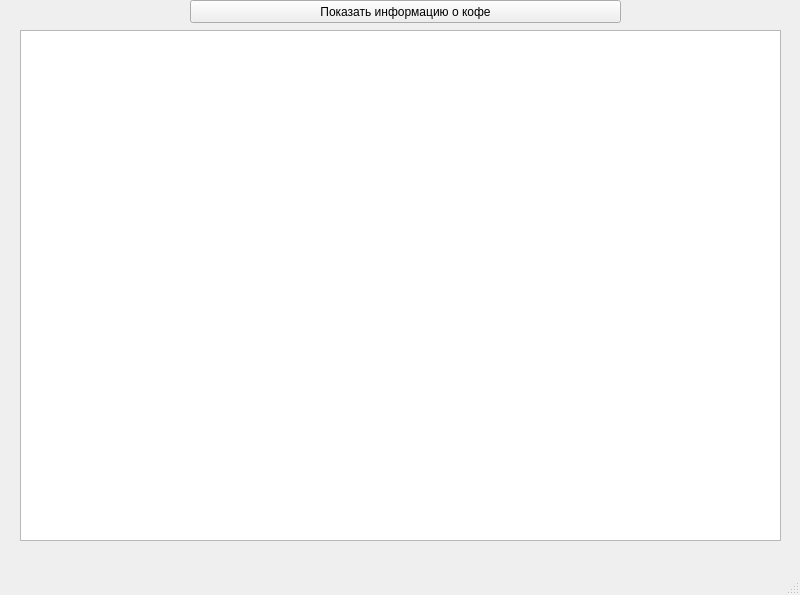
First picture: the form in main.ui, repository Goshiq/espresso, before the edit.
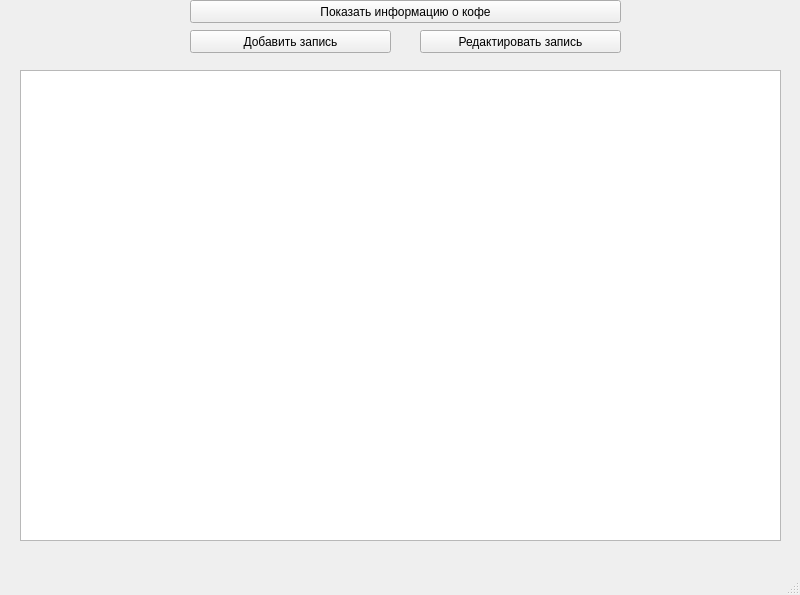
Second picture: the form after the edit.

Diff of the .ui file:
```diff
--- a/main.ui
+++ b/main.ui
@@ -31,12 +31,38 @@
     <property name="geometry">
      <rect>
       <x>20</x>
-      <y>30</y>
+      <y>70</y>
       <width>761</width>
-      <height>511</height>
+      <height>471</height>
      </rect>
     </property>
    </widget>
+   <widget class="QPushButton" name="pushButton_2">
+    <property name="geometry">
+     <rect>
+      <x>190</x>
+      <y>30</y>
+      <width>201</width>
+      <height>23</height>
+     </rect>
+    </property>
+    <property name="text">
+     <string>Добавить запись</string>
+    </property>
+   </widget>
+   <widget class="QPushButton" name="pushButton_3">
+    <property name="geometry">
+     <rect>
+      <x>420</x>
+      <y>30</y>
+      <width>201</width>
+      <height>23</height>
+     </rect>
+    </property>
+    <property name="text">
+     <string>Редактировать запись</string>
+    </property>
+   </widget>
   </widget>
   <widget class="QMenuBar" name="menubar">
    <property name="geometry">
```
